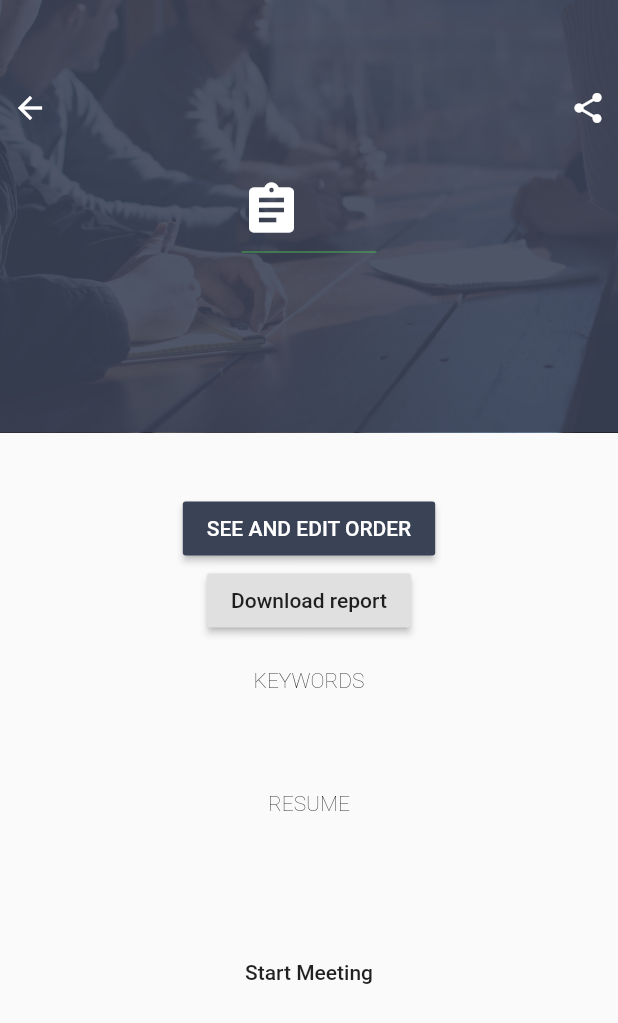
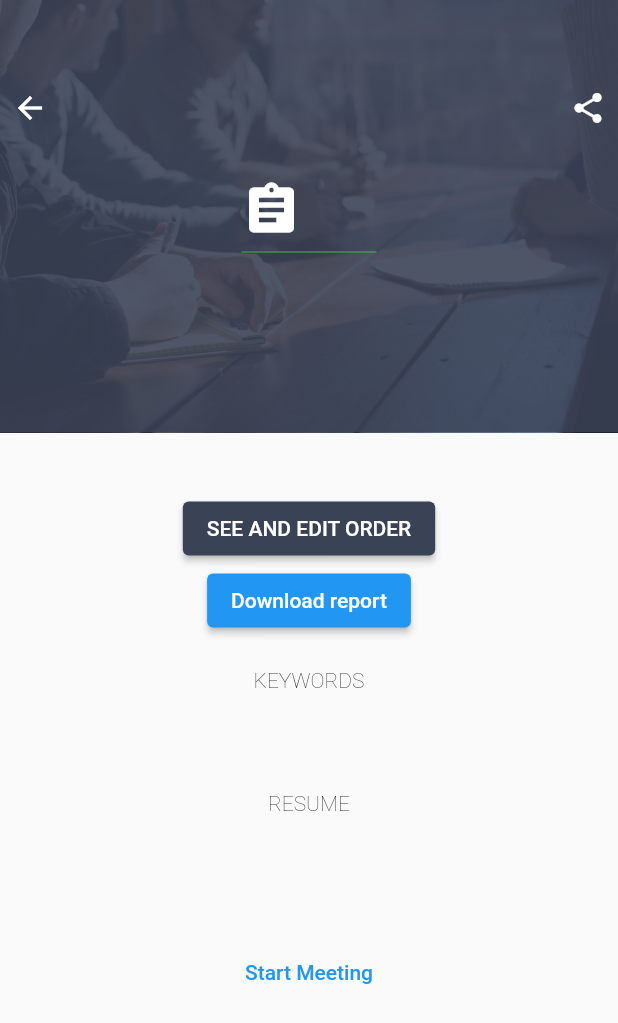
Before and after one commit to MatiCG/Synthia-app, a Flutter app: the DetailPage screen opened directly with empty values, on a phone screen of 412 x 824 dp. Shown: the top 1023 px of the screen. Run offline on Flutter 3.47's test engine with Material 2 defaults, Android fonts, the phone set to English and light mode, and no system bars; our stand-ins replace cloud_firestore, dio, firebase_auth, firebase_core, firebase_messaging, firebase_storage and 7 more; missing offline and left inert: ff_navigation_bar, flutter_ble_lib, quill_delta, zefyr; accounts and stored records are empty.

Commit message:
build(flutter 2.0): Upgrade the app for flutter 2.0
Fix all issues with deprecated widget with flutter 2.0
Fix all issues with dependencies
In selection.dart in zefyr lib i changed buildToolbar arguements -> adding a null argument for the last one

```diff
--- a/lib/Models/home.dart
+++ b/lib/Models/home.dart
@@ -2,7 +2,7 @@ import 'package:cloud_firestore/cloud_firestore.dart';
 import 'package:synthiaapp/config.dart';
 
 class HomeModel {
-  List<DocumentSnapshot> meetings = List<DocumentSnapshot>();
+  List<DocumentSnapshot> meetings = [];
   final dynamic parent;
 
   HomeModel({this.parent}) {
@@ -16,8 +16,7 @@ class HomeModel {
   Future<List<DocumentSnapshot>> getMeetings() async {
     try {
 //      List<DocumentSnapshot> result;
-      QuerySnapshot result =
-        await FirebaseFirestore.instance
+      QuerySnapshot result = await FirebaseFirestore.instance
           .collection('meetings')
           .where('members', arrayContains: auth.user.email)
           .get();
--- a/lib/Models/meeting_creation.dart
+++ b/lib/Models/meeting_creation.dart
@@ -2,7 +2,7 @@ class MeetingCreationModel {
   String _meetingTitle = 'Click to modify';
   String _meetingDescription = 'Click to modify';
   String _meetingOrder = 'Click to modify';
-  List<String> _members = List<String>();
+  List<String> _members = [];
 
   /// Add new member
   void addNewMember(String value) {
--- a/lib/Views/account.dart
+++ b/lib/Views/account.dart
@@ -65,7 +65,7 @@ class _AccountPageState extends State<AccountPage> {
     return Scaffold(
       backgroundColor: Theme.of(context).accentColor,
       body: Stack(
-        overflow: Overflow.visible,
+        //overflow: Overflow.visible,
         children: [
           Column(
             children: [
--- a/lib/Views/detail_page.dart
+++ b/lib/Views/detail_page.dart
@@ -106,14 +106,16 @@ class _DetailPageState extends State<DetailPage> {
     return Container(
       child: Column(
         children: [
-          RaisedButton(
+          ElevatedButton(
             onPressed: () =>
                 Utils().pushScreen(context, EditOrder(post: widget.post)),
-            color: Color.fromRGBO(58, 66, 86, 1.0),
+            style: ButtonStyle(
+              backgroundColor: MaterialStateProperty.all(Color.fromRGBO(58, 66, 86, 1.0)),
+            ),
             child: Text("SEE AND EDIT ORDER",
                 style: TextStyle(color: Colors.white)),
           ),
-          RaisedButton(
+          ElevatedButton(
             child: Text('Download report'),
             onPressed: () async => _controller.downloadReport(widget.post.id),
           ),
@@ -202,7 +204,7 @@ class _DetailPageState extends State<DetailPage> {
   /// Open the page that start the communication
   /// With the raspberry pi
   buildStartMeetingBtn() {
-    return FlatButton(
+    return TextButton(
       child: Text('Start Meeting'),
       onPressed: () {
         Utils()
--- a/lib/Views/home.dart
+++ b/lib/Views/home.dart
@@ -71,12 +71,14 @@ class _HomePageState extends State<HomePage> {
   Widget buildRightItem() {
     return Padding(
       padding: const EdgeInsets.only(right: 25, top: 10),
-      child: FlatButton(
+      child: TextButton(
+        /*
         padding: const EdgeInsets.fromLTRB(32, 16, 32, 16),
         color: Theme.of(context).primaryColor,
         shape: RoundedRectangleBorder(
           borderRadius: BorderRadius.circular(15),
         ),
+        */
         child: Text(
           'Create New',
           style: Theme.of(context).textTheme.headline4,
--- a/lib/Views/meeting_creation.dart
+++ b/lib/Views/meeting_creation.dart
@@ -162,7 +162,7 @@ Widget buildHeaderItem(BuildContext context, String section,
 
   return Padding(
     padding: const EdgeInsets.all(8.0),
-    child: FlatButton(
+    child: TextButton(
       onPressed: () {
         buildModal(
           context,
@@ -244,8 +244,8 @@ class ModalBuilder extends StatelessWidget {
         ),
         Padding(
           padding: const EdgeInsets.only(bottom: 16),
-          child: RaisedButton(
-            color: Theme.of(context).accentColor,
+          child: ElevatedButton(
+//            color: Theme.of(context).accentColor,
             child: Text(
               'Validate',
               style: TextStyle(
--- a/lib/Views/raspberry_communication.dart
+++ b/lib/Views/raspberry_communication.dart
@@ -29,7 +29,7 @@ class _RspyCommunicationState extends State<RspyCommunication> {
         ),
       ),
       body: _controller.model.isBleSetup
-          ? FlatButton(
+          ? TextButton(
               child: Text('Start Meeting'),
               onPressed: () => _controller.sendData(widget.meetingID),
             )
--- a/lib/Widgets/rounded_image_picker.dart
+++ b/lib/Widgets/rounded_image_picker.dart
@@ -65,7 +65,7 @@ class _RoundedImagePickerState extends State<RoundedImagePicker> {
             Row(
               mainAxisAlignment: MainAxisAlignment.center,
               children: [
-                FlatButton.icon(
+                TextButton.icon(
                   onPressed: () {
                     takePhoto(ImageSource.camera);
                     Navigator.pop(context);
@@ -79,7 +79,7 @@ class _RoundedImagePickerState extends State<RoundedImagePicker> {
                     color: Theme.of(context).primaryColor,
                   ),
                 ),
-                FlatButton.icon(
+                TextButton.icon(
                   onPressed: () {
                     takePhoto(ImageSource.gallery);
                     Navigator.pop(context);
```
Also changed, not shown: lib/Classes/auth.dart (+0 -11 lines), lib/Controllers/edit_order.dart (+15 -7 lines), lib/Views/login.dart (+3 -4 lines), pubspec.yaml (+16 -16 lines), pubspec.lock, 1 other file.
